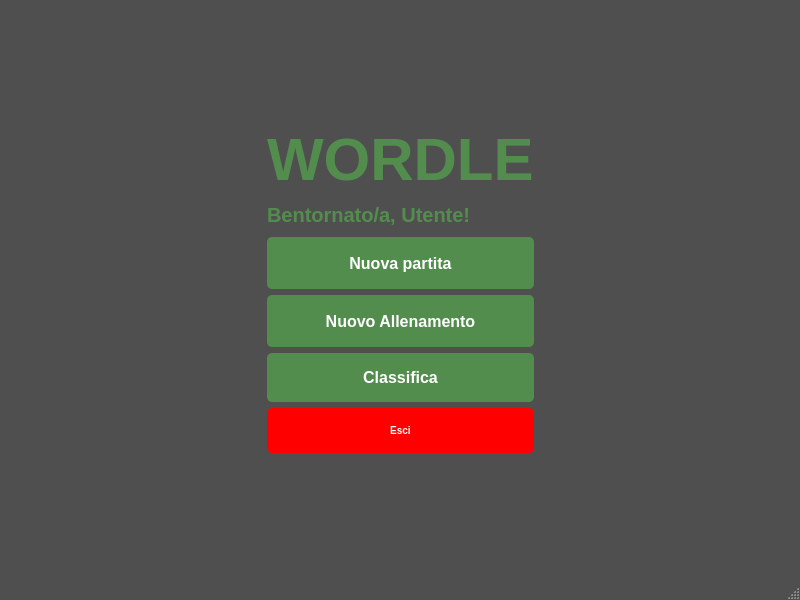
First picture: the form in src/gui/main_window.ui, repository andrea216ac/project_wordle_qd, before the edit.
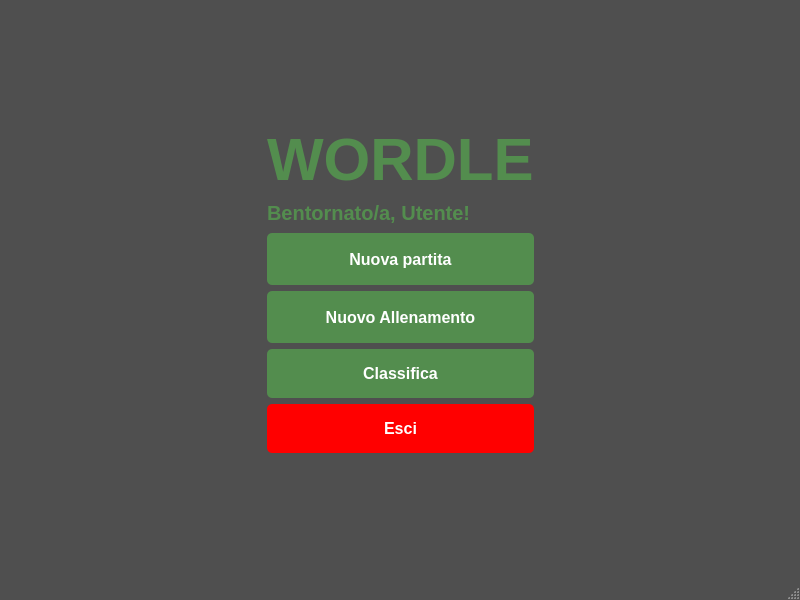
Second picture: the form after the edit.

Commit message: feat(gui): ulteriori modifiche per aggregazione

What changed in the file:
```diff
--- a/src/gui/main_window.ui
+++ b/src/gui/main_window.ui
@@ -33,7 +33,7 @@
 
 QPushButton#btn_exit {
     background-color: red;
-	font-size: 10px;
+	font-size: 16px;
 }
 
 QPushButton#btn_exit:hover {
```
The commit also changes 3 other files.
